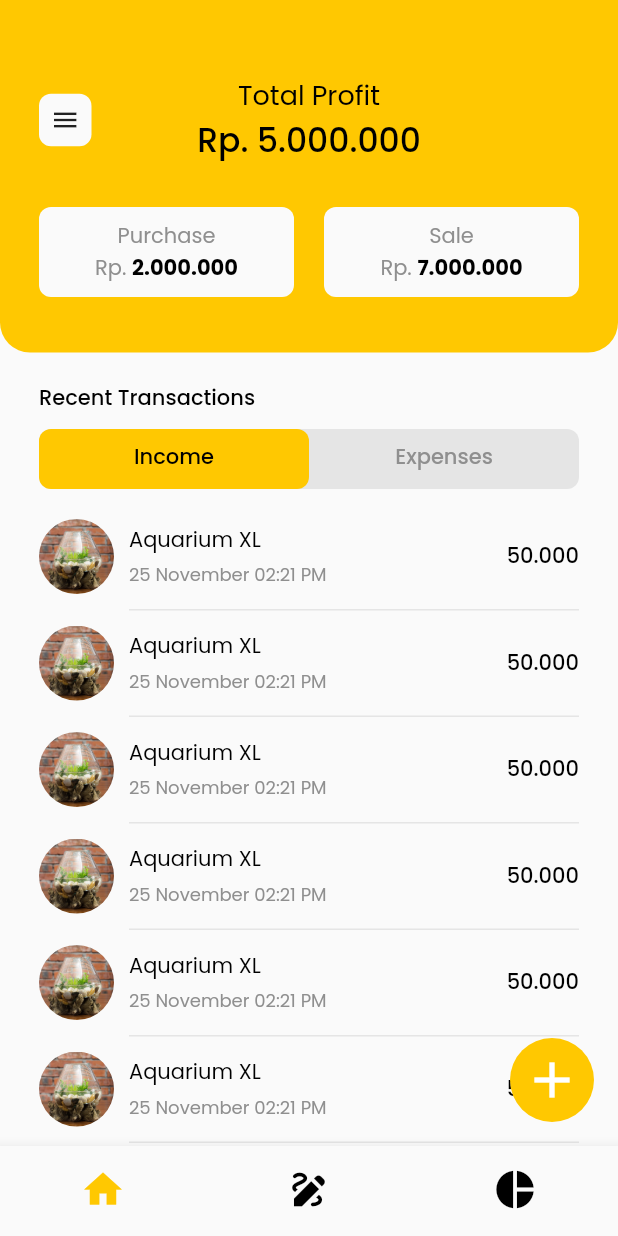
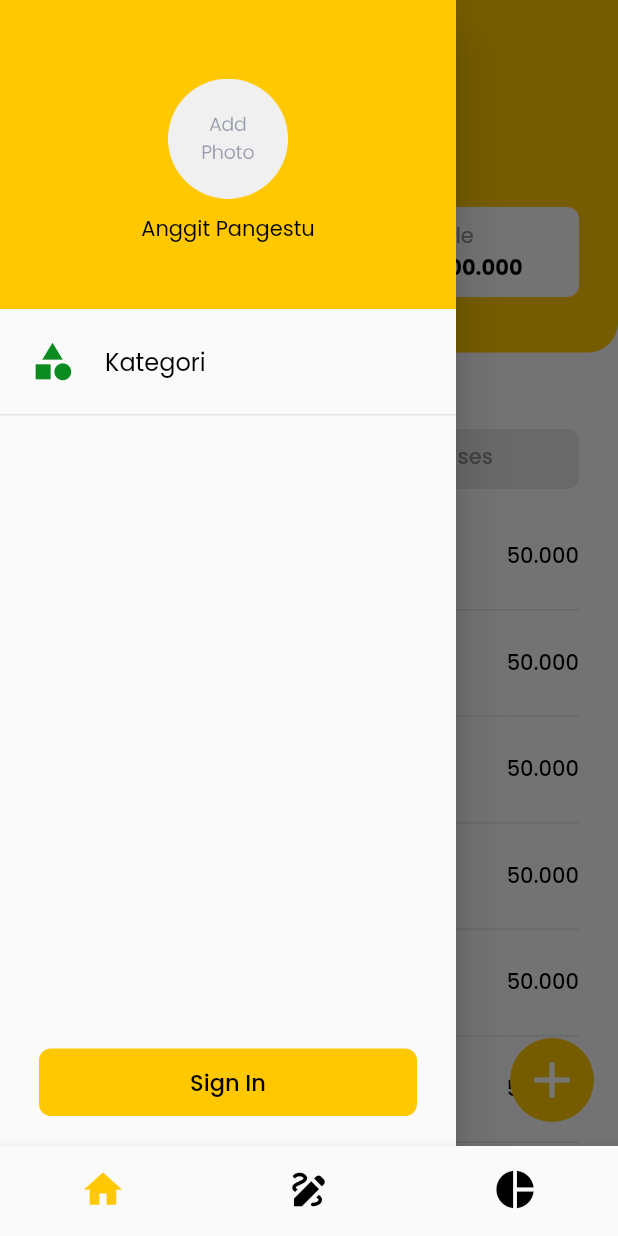
Before and after one commit to anggitpp/moneytoring, a Flutter app: the screen it shows after launch, with the side drawer open (before the commit the screen has no drawer), on a phone screen of 412 x 824 dp. Run offline on Flutter 3.47's test engine with Material 2 defaults, Android fonts, the phone set to English and light mode, and no system bars; our stand-ins replace google_fonts, supercharged, syncfusion_flutter_charts.

Commit message:
create drawer for home page and add category section to create and delete category

```diff
--- a/lib/screens/home/home_page.dart
+++ b/lib/screens/home/home_page.dart
@@ -2,6 +2,7 @@ import 'package:flutter/material.dart';
 import 'package:intl/intl.dart';
 import 'package:moneytoring/config/constant.dart';
 import 'package:moneytoring/config/route_name.dart';
+import 'package:moneytoring/screens/home/widgets/home_drawer.dart';
 import 'package:moneytoring/screens/home/widgets/profit_card.dart';
 import 'package:moneytoring/screens/home/widgets/recent_transaction_item.dart';
 import '../../config/theme.dart';
@@ -44,6 +45,9 @@ class _HomePageState extends State<HomePage>
           color: Colors.white,
         ),
         elevation: 0,
+      ),
+      drawer: Drawer(
+        child: HomeDrawer(),
       ),
       body: ListView(
         padding: EdgeInsets.zero,
--- /dev/null
+++ b/lib/screens/home/widgets/home_drawer.dart
@@ -0,0 +1,76 @@
+import 'package:flutter/material.dart';
+import 'package:moneytoring/config/constant.dart';
+import 'package:moneytoring/config/theme.dart';
+import 'package:moneytoring/widgets/button_submit.dart';
+
+class HomeDrawer extends StatelessWidget {
+  const HomeDrawer({Key? key}) : super(key: key);
+
+  @override
+  Widget build(BuildContext context) {
+    return Column(
+      children: [
+        Container(
+          height: AppSizes.phoneHeight(context) / 4,
+          color: AppColors.yellowColor,
+          alignment: Alignment.center,
+          child: Column(
+            mainAxisAlignment: MainAxisAlignment.center,
+            children: [
+              SizedBox(
+                height: 10,
+              ),
+              SizedBox(
+                width: 80,
+                height: 80,
+                child: Image.asset('assets/photo.png'),
+              ),
+              SizedBox(
+                height: 10,
+              ),
+              Text(
+                'Anggit Pangestu',
+                style: AppTextStyle.mediumText,
+              ),
+            ],
+          ),
+        ),
+        InkWell(
+          onTap: () {},
+          child: Padding(
+            padding: const EdgeInsets.all(20.0),
+            child: InkWell(
+              child: Row(
+                children: [
+                  Icon(
+                    Icons.category,
+                    size: 30,
+                    color: AppColors.greenColor,
+                  ),
+                  SizedBox(
+                    width: 20,
+                  ),
+                  Text(
+                    'Kategori',
+                    style: AppTextStyle.largeText,
+                  ),
+                ],
+              ),
+            ),
+          ),
+        ),
+        Divider(
+          height: 1,
+          thickness: 1,
+          color: AppColors.lightGreyColor,
+        ),
+        Spacer(),
+        Padding(
+          padding: const EdgeInsets.symmetric(
+              horizontal: AppSizes.defaultMargin, vertical: 20),
+          child: ButtonSubmit('Sign In'),
+        ),
+      ],
+    );
+  }
+}
--- a/lib/screens/home/widgets/profit_card.dart
+++ b/lib/screens/home/widgets/profit_card.dart
@@ -33,9 +33,12 @@ class ProfitCard extends StatelessWidget {
                   decoration: BoxDecoration(
                       color: AppColors.backgroundColor,
                       borderRadius: BorderRadius.circular(8)),
-                  child: const Icon(
-                    Icons.menu,
-                    size: 20,
+                  child: InkWell(
+                    onTap: Scaffold.of(context).openDrawer,
+                    child: const Icon(
+                      Icons.menu,
+                      size: 20,
+                    ),
                   ),
                 ),
                 Column(
--- a/lib/widgets/button_submit.dart
+++ b/lib/widgets/button_submit.dart
@@ -23,7 +23,7 @@ class ButtonSubmit extends StatelessWidget {
           primary: AppColors.yellowColor,
         ),
         child: Text(
-          'Save Product',
+          text,
           style: AppTextStyle.mediumText.copyWith(fontSize: 15),
         ),
       ),
```
